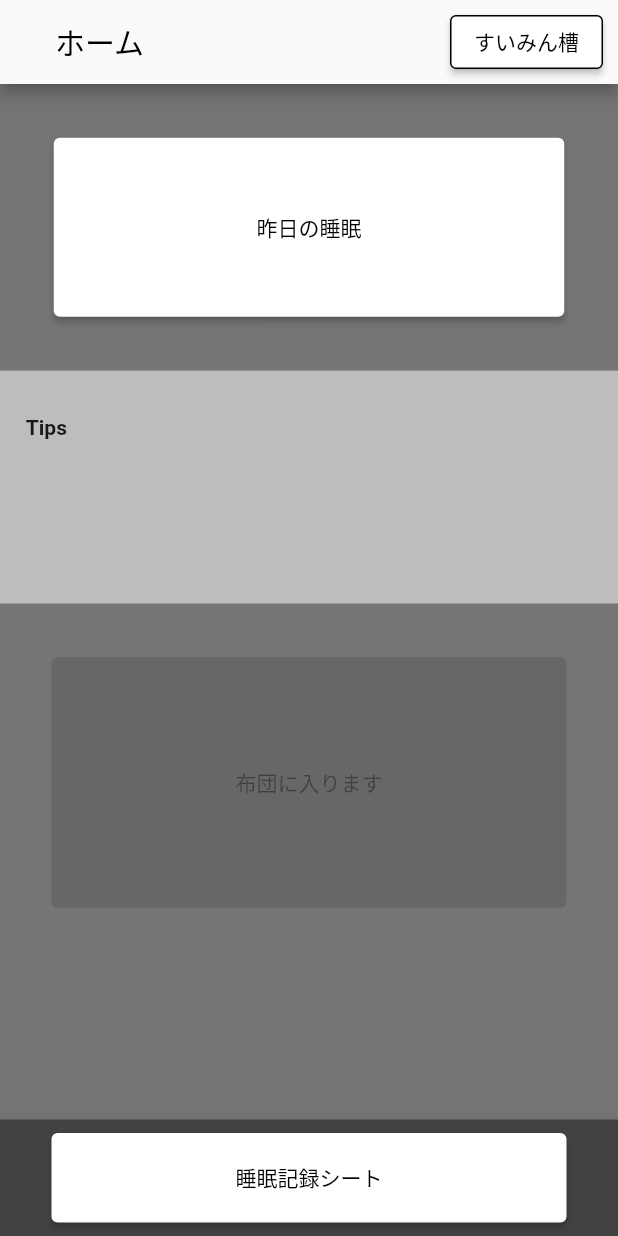
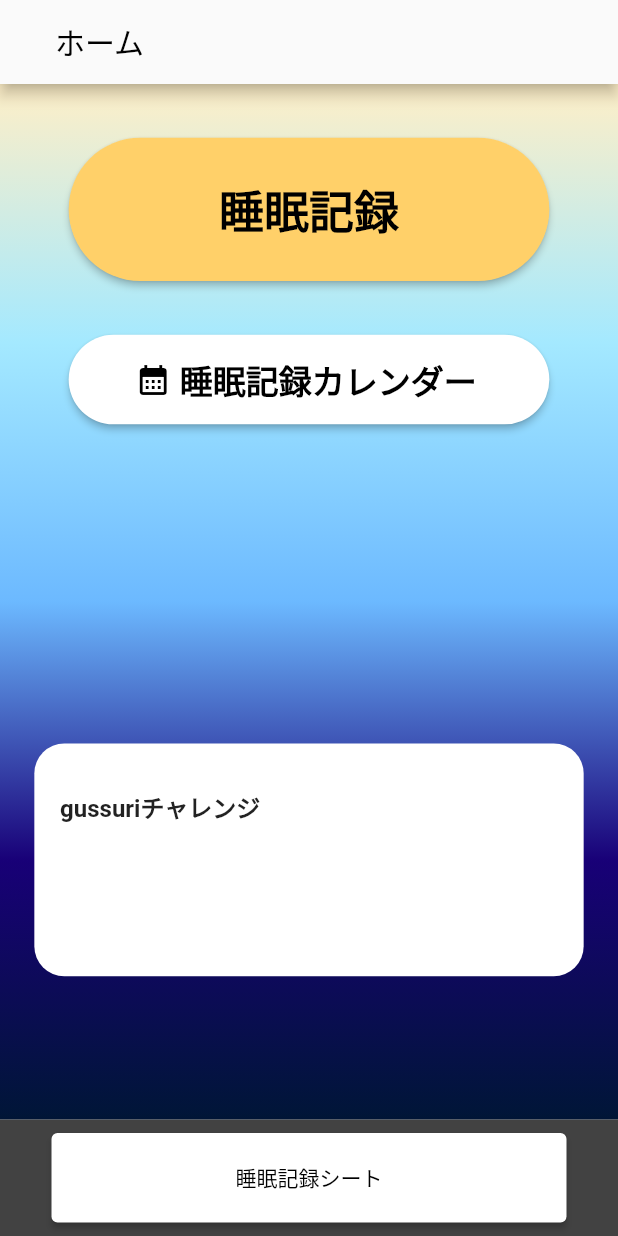
Before and after one commit to codeforjapan/Gussuri, a Flutter app: the screen it shows after launch, on a phone screen of 412 x 824 dp. Run offline on Flutter 3.47's test engine with Material 2 defaults, Android fonts, the phone set to English and light mode, and no system bars; our stand-ins replace cloud_firestore, device_info_plus, firebase_core, flutter_screenutil, table_calendar; accounts and stored records are empty; generated files the repository leaves out were written again.

Commit message:
refactor: replace home

```diff
--- a/lib/home.dart
+++ b/lib/home.dart
@@ -2,10 +2,8 @@ import 'package:flutter/material.dart';
 import 'package:flutter_screenutil/flutter_screenutil.dart';
 import 'package:cloud_firestore/cloud_firestore.dart';
 import 'package:gussuri/calendar.dart';
-import 'package:gussuri/aquarium.dart';
 import 'package:gussuri/helper/DateKey.dart';
 import 'package:gussuri/helper/DeviceData.dart';
-import 'package:gussuri/recording.dart';
 import './questionnaire.dart';
 import 'dart:math' as math;
 
@@ -18,7 +16,7 @@ class Home extends StatefulWidget {
 
 class _HomeState extends State<Home> {
   bool? _checkLastNightSleep;
-  String _tips= '';
+  String _tips = '';
 
   Future<void> checkLastNightSleep() async {
     final orderSnap = await FirebaseFirestore.instance
@@ -51,6 +49,7 @@ class _HomeState extends State<Home> {
         .get();
     _tips = tips.get('content');
   }
+
   @override
   void initState() {
     super.initState();
@@ -61,7 +60,7 @@ class _HomeState extends State<Home> {
   @override
   Widget build(BuildContext context) {
     return Scaffold(
-      backgroundColor: const Color(0xFF757575),
+      backgroundColor: Colors.transparent,
       appBar: AppBar(
         backgroundColor: const Color(0xFFFAFAFA),
         centerTitle: false,
@@ -72,26 +71,6 @@ class _HomeState extends State<Home> {
               style: TextStyle(color: Colors.black),
             )),
         automaticallyImplyLeading: false,
-        actions: [
-          Container(
-            padding: const EdgeInsets.all(10),
-            child: ElevatedButton(
-              child: const Text('すいみん槽'),
-              style: ElevatedButton.styleFrom(
-                minimumSize: Size(30.w, 35.h),
-                backgroundColor: Colors.white,
-                foregroundColor: Colors.black,
-                side: const BorderSide(
-                  color: Colors.black,
-                ),
-              ),
-              onPressed: () {
-                Navigator.push(context,
-                    MaterialPageRoute(builder: (context) => const Aquarium()));
-              },
-            ),
-          ),
-        ],
       ),
       bottomNavigationBar: BottomAppBar(
         color: const Color(0xFF424242),
@@ -114,7 +93,21 @@ class _HomeState extends State<Home> {
           ),
         ),
       ),
-      body: Column(
+      body: Container(
+        decoration: const BoxDecoration(
+            gradient: LinearGradient(
+                colors: [
+                  Color(0xffffefc7),
+                  Color(0xffa4e9ff),
+                  Color(0xff6cb9ff),
+                  Color(0xff180077),
+                  Color(0xff001637),
+        ],
+              begin: Alignment.topCenter,
+              end: Alignment.bottomCenter
+            )
+        ),
+        child: Column(
           mainAxisAlignment: MainAxisAlignment.end,
           children: [
             Expanded(
@@ -123,11 +116,14 @@ class _HomeState extends State<Home> {
                 Container(
                     padding: EdgeInsets.all(30.h),
                     child: ElevatedButton(
-                    child: const Text('昨日の睡眠'),
                       style: ElevatedButton.styleFrom(
-                      minimumSize: Size(315.w, 100.h),
-                      backgroundColor: Colors.white,
+                        minimumSize: Size(280.w, 80.h),
+                        backgroundColor: const Color(0xffFFD069),
                         foregroundColor: Colors.black,
+                        shape: RoundedRectangleBorder(
+                          borderRadius: BorderRadius.circular(50)
+                        ),
+                        textStyle: const TextStyle(fontSize: 30, fontWeight: FontWeight.bold)
                       ),
                       onPressed: _checkLastNightSleep == false
                           ? () {
@@ -138,55 +134,52 @@ class _HomeState extends State<Home> {
                                           const Questionnaire()));
                             }
                           : null,
+                      child: const Text('睡眠記録'),
                     )),
                 Container(
-                decoration: const BoxDecoration(color: Color(0xFFBDBDBD)),
+                    padding: EdgeInsets.symmetric(vertical: 0.h),
+                    child: ElevatedButton.icon(
+                      style: ElevatedButton.styleFrom(
+                        minimumSize: Size(280.w, 50.h),
+                        backgroundColor: Colors.white,
+                        foregroundColor: Colors.black,
+                        shape: RoundedRectangleBorder(
+                          borderRadius: BorderRadius.circular(40),
+                        ),
+                        textStyle: const TextStyle(fontSize: 22, fontWeight: FontWeight.bold)
+                      ),
+
+                      onPressed: () {
+                        Navigator.push(context,
+                            MaterialPageRoute(builder: (context) => const Calendar()));
+                      },
+                      icon: const Icon(Icons.calendar_month),
+                      label: const Text('睡眠記録カレンダー'),
+                    )),
+              ],
+            )),
+            Container(
+              decoration: BoxDecoration(color: const Color(0xFFFFFFFF), borderRadius: BorderRadius.circular(20)),
               padding: EdgeInsets.fromLTRB(15.w, 25.h, 15.w, 10.h),
+              margin: EdgeInsets.only(bottom: 80.h, left: 20.w, right: 20.w),
               width: double.infinity,
               height: 130.h,
               child: Column(
                 children: [
                   Container(
                       alignment: Alignment.centerLeft,
-                        padding: EdgeInsets.only(bottom: 5.h),
-                        child: const Text('Tips',
+                      padding: EdgeInsets.only(bottom: 10.h),
+                      child: const Text('gussuriチャレンジ',
                           style: TextStyle(
+                            fontSize: 16,
                             fontWeight: FontWeight.bold,
                           ))),
                   Text(_tips)
                 ],
               ),
             ),
-              Container(
-                  padding: EdgeInsets.symmetric(vertical: 30.h),
-                  child: ElevatedButton(
-                    child: const Text('布団に入ります'),
-                    style: ElevatedButton.styleFrom(
-                      minimumSize: Size(300.w, 140.h),
-                      backgroundColor: Colors.white,
-                      foregroundColor: Colors.black,
+          ],
         ),
-                    onPressed: _checkLastNightSleep == true
-                        ? () async {
-                            FirebaseFirestore.instance
-                                .collection(await DeviceData
-                                    .getDeviceUniqueId()) // コレクションID
-                                .doc(DateKey.year())
-                                .collection(DateKey.month())
-                                .doc(DateKey.day())
-                                .set({
-                              'bed_time': DateKey.datetimeFormat(),
-                            }, SetOptions(merge: true));
-                            Navigator.push(
-                                context,
-                                MaterialPageRoute(
-                                    builder: (context) => Recording(tips: _tips,)));
-                          }
-                        : null,
-                  )),
-            ],
-          )),
-        ],
       ),
     );
   }
```
Lines whose indentation alone changed are shown as unchanged.
